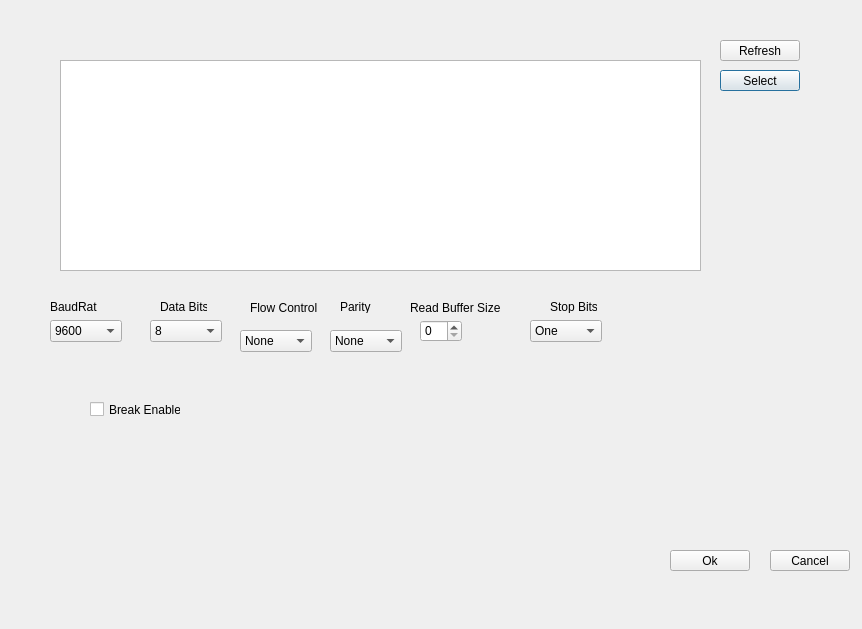
Above: serialconfigdialog.ui from riacob/SerialGraphr before the change. Below: the same form after it.
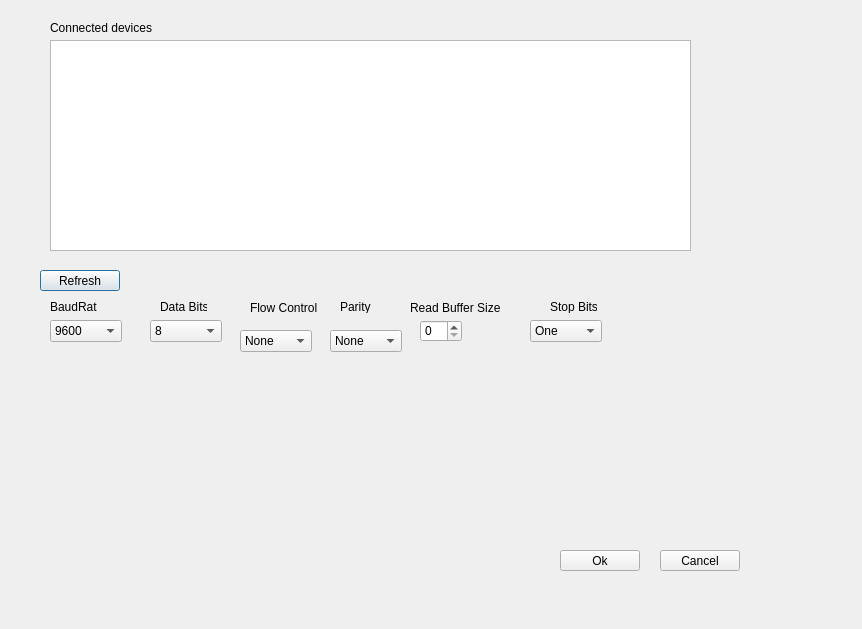
That is the form after the change.

Patch:
```diff
--- a/serialconfigdialog.ui
+++ b/serialconfigdialog.ui
@@ -16,8 +16,8 @@
   <widget class="QListWidget" name="listWidgetSerialDevices">
    <property name="geometry">
     <rect>
-     <x>60</x>
-     <y>60</y>
+     <x>50</x>
+     <y>40</y>
      <width>641</width>
      <height>211</height>
     </rect>
@@ -135,32 +135,6 @@
     </property>
    </item>
   </widget>
-  <widget class="QCheckBox" name="checkBoxBreakEnabled">
-   <property name="geometry">
-    <rect>
-     <x>90</x>
-     <y>400</y>
-     <width>91</width>
-     <height>19</height>
-    </rect>
-   </property>
-   <property name="text">
-    <string>Break Enabled</string>
-   </property>
-  </widget>
-  <widget class="QPushButton" name="pushButtonSelectDevice">
-   <property name="geometry">
-    <rect>
-     <x>720</x>
-     <y>70</y>
-     <width>80</width>
-     <height>21</height>
-    </rect>
-   </property>
-   <property name="text">
-    <string>Select</string>
-   </property>
-  </widget>
   <widget class="QLabel" name="labelFlowControl">
    <property name="geometry">
     <rect>
@@ -311,8 +285,8 @@
   <widget class="QPushButton" name="pushButtonRefreshDevices">
    <property name="geometry">
     <rect>
-     <x>720</x>
-     <y>40</y>
+     <x>40</x>
+     <y>270</y>
      <width>80</width>
      <height>21</height>
     </rect>
@@ -324,7 +298,7 @@
   <widget class="QPushButton" name="pushButtonExitOk">
    <property name="geometry">
     <rect>
-     <x>670</x>
+     <x>560</x>
      <y>550</y>
      <width>80</width>
      <height>21</height>
@@ -337,7 +311,7 @@
   <widget class="QPushButton" name="pushButtonExitCancel">
    <property name="geometry">
     <rect>
-     <x>770</x>
+     <x>660</x>
      <y>550</y>
      <width>80</width>
      <height>21</height>
@@ -347,6 +321,19 @@
     <string>Cancel</string>
    </property>
   </widget>
+  <widget class="QLabel" name="labelConnectedDevices">
+   <property name="geometry">
+    <rect>
+     <x>50</x>
+     <y>20</y>
+     <width>261</width>
+     <height>16</height>
+    </rect>
+   </property>
+   <property name="text">
+    <string>Connected devices</string>
+   </property>
+  </widget>
  </widget>
  <resources/>
  <connections/>
```
